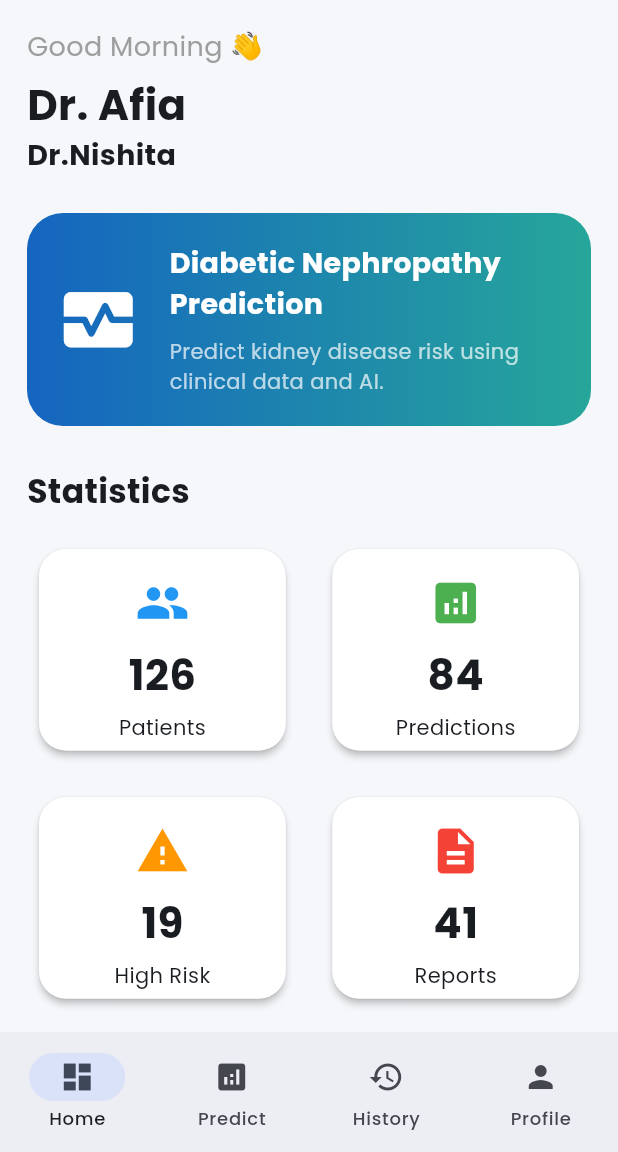
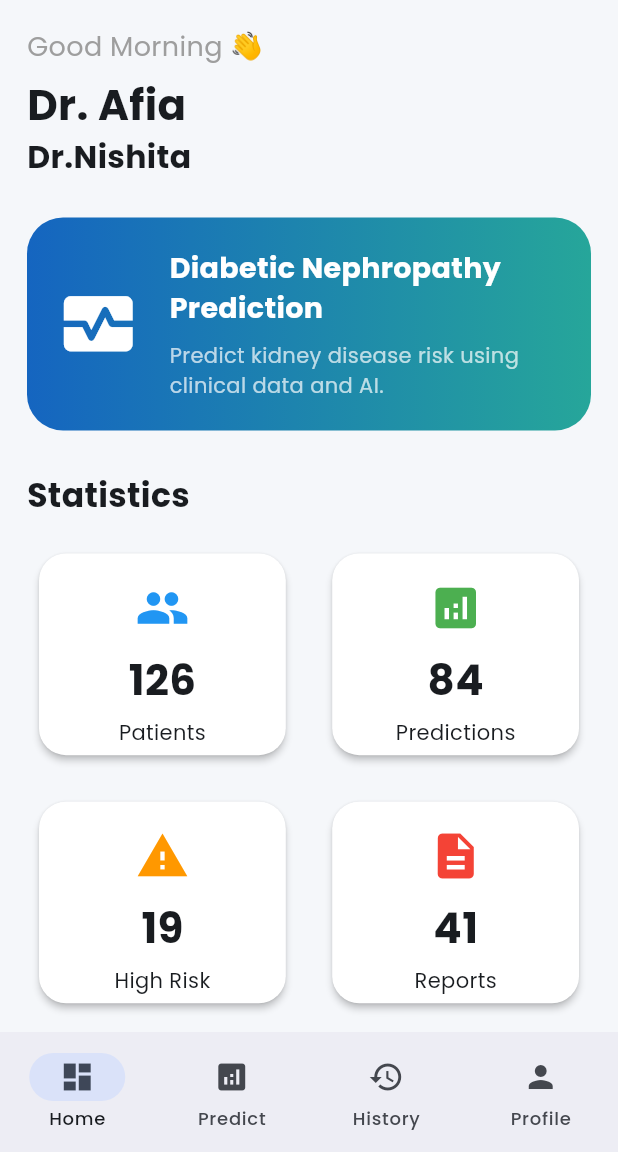
Before and after one commit to Afia-Mobasshira2/nephroguard-bd, a Flutter app: the DashboardScreen screen opened by its route, on a phone screen of 412 x 824 dp, the part 84-1236 px from its top. Run offline on Flutter 3.47's test engine with Material 3 defaults, Android fonts, the phone set to English and light mode, and no system bars; our stand-ins replace flutter_screenutil, go_router, google_fonts, percent_indicator.

Commit message:
new update

```diff
--- a/lib/features/dashboard/dashboard_screen.dart
+++ b/lib/features/dashboard/dashboard_screen.dart
@@ -55,7 +55,7 @@ class _DashboardScreenState extends State<DashboardScreen> {
               ),
             ),
             Text('Dr.Nishita',style: TextStyle(
-                fontSize: 19,
+                fontSize: 21,
                 fontWeight: FontWeight.bold,
               ),),
 
```
